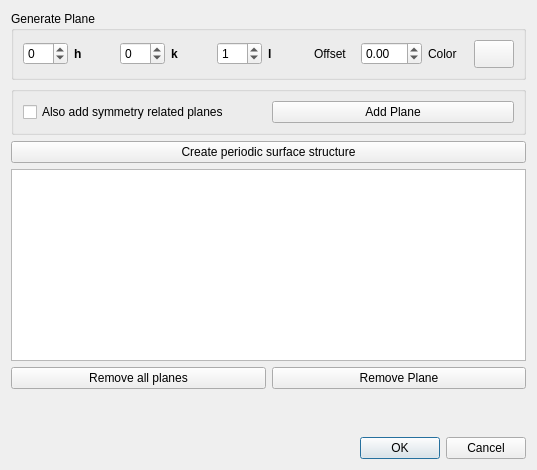
peterspackman/crystalexplorer, file src/dialogs/planegenerationdialog.ui: the form before one commit.
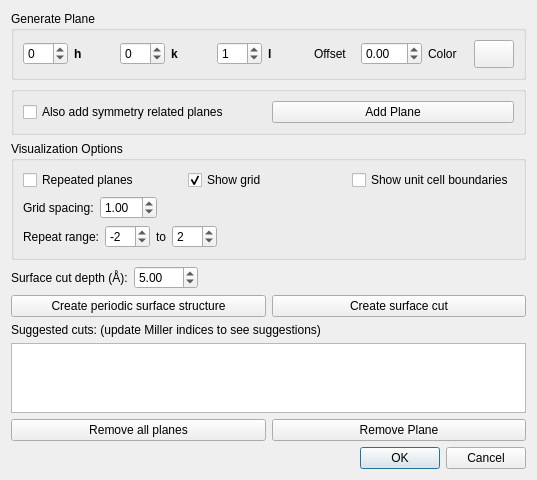
The form after the commit. Icons and pictures are not drawn.

Commit message: Implement crystal plane visualisation, slab structure etc.

What changed in the file:
```diff
--- a/src/dialogs/planegenerationdialog.ui
+++ b/src/dialogs/planegenerationdialog.ui
@@ -159,9 +159,214 @@
     </widget>
    </item>
    <item>
-    <widget class="QPushButton" name="createSurfaceStructureButton">
+    <widget class="QGroupBox" name="visualizationGroupBox">
+     <property name="title">
+      <string>Visualization Options</string>
+     </property>
+     <layout class="QVBoxLayout" name="verticalLayout_3">
+      <item>
+       <layout class="QHBoxLayout" name="horizontalLayout_4">
+        <item>
+         <widget class="QCheckBox" name="infinitePlaneCheckBox">
+          <property name="text">
+           <string>Repeated planes</string>
+          </property>
+          <property name="checked">
+           <bool>false</bool>
+          </property>
+         </widget>
+        </item>
+        <item>
+         <widget class="QCheckBox" name="showGridCheckBox">
+          <property name="text">
+           <string>Show grid</string>
+          </property>
+          <property name="checked">
+           <bool>true</bool>
+          </property>
+         </widget>
+        </item>
+        <item>
+         <widget class="QCheckBox" name="showUnitCellIntersectionCheckBox">
+          <property name="text">
+           <string>Show unit cell boundaries</string>
+          </property>
+          <property name="checked">
+           <bool>false</bool>
+          </property>
+         </widget>
+        </item>
+       </layout>
+      </item>
+      <item>
+       <layout class="QHBoxLayout" name="horizontalLayout_5">
+        <item>
+         <widget class="QLabel" name="gridSpacingLabel">
+          <property name="text">
+           <string>Grid spacing:</string>
+          </property>
+         </widget>
+        </item>
+        <item>
+         <widget class="QDoubleSpinBox" name="gridSpacingSpinBox">
+          <property name="minimum">
+           <double>0.100000000000000</double>
+          </property>
+          <property name="maximum">
+           <double>10.000000000000000</double>
+          </property>
+          <property name="singleStep">
+           <double>0.100000000000000</double>
+          </property>
+          <property name="value">
+           <double>1.000000000000000</double>
+          </property>
+         </widget>
+        </item>
+        <item>
+         <spacer name="horizontalSpacer">
+          <property name="orientation">
+           <enum>Qt::Horizontal</enum>
+          </property>
+          <property name="sizeHint" stdset="0">
+           <size>
+            <width>40</width>
+            <height>20</height>
+           </size>
+          </property>
+         </spacer>
+        </item>
+       </layout>
+      </item>
+      <item>
+       <layout class="QHBoxLayout" name="horizontalLayout_6">
+        <item>
+         <widget class="QLabel" name="repeatRangeLabel">
+          <property name="text">
+           <string>Repeat range:</string>
+          </property>
+         </widget>
+        </item>
+        <item>
+         <widget class="QSpinBox" name="repeatRangeMinSpinBox">
+          <property name="minimum">
+           <number>-10</number>
+          </property>
+          <property name="maximum">
+           <number>10</number>
+          </property>
+          <property name="value">
+           <number>-2</number>
+          </property>
+         </widget>
+        </item>
+        <item>
+         <widget class="QLabel" name="toLabel">
+          <property name="text">
+           <string>to</string>
+          </property>
+         </widget>
+        </item>
+        <item>
+         <widget class="QSpinBox" name="repeatRangeMaxSpinBox">
+          <property name="minimum">
+           <number>-10</number>
+          </property>
+          <property name="maximum">
+           <number>10</number>
+          </property>
+          <property name="value">
+           <number>2</number>
+          </property>
+         </widget>
+        </item>
+        <item>
+         <spacer name="horizontalSpacer_2">
+          <property name="orientation">
+           <enum>Qt::Horizontal</enum>
+          </property>
+          <property name="sizeHint" stdset="0">
+           <size>
+            <width>40</width>
+            <height>20</height>
+           </size>
+          </property>
+         </spacer>
+        </item>
+       </layout>
+      </item>
+     </layout>
+    </widget>
+   </item>
+   <item>
+    <layout class="QVBoxLayout" name="verticalLayout_4">
+     <item>
+      <layout class="QHBoxLayout" name="horizontalLayout_8">
+       <item>
+        <widget class="QLabel" name="surfaceCutDepthLabel">
+         <property name="text">
+          <string>Surface cut depth (Å):</string>
+         </property>
+        </widget>
+       </item>
+       <item>
+        <widget class="QDoubleSpinBox" name="surfaceCutDepthSpinBox">
+         <property name="minimum">
+          <double>0.000000000000000</double>
+         </property>
+         <property name="maximum">
+          <double>100.000000000000000</double>
+         </property>
+         <property name="singleStep">
+          <double>1.000000000000000</double>
+         </property>
+         <property name="value">
+          <double>5.000000000000000</double>
+         </property>
+        </widget>
+       </item>
+       <item>
+        <spacer name="horizontalSpacer_3">
+         <property name="orientation">
+          <enum>Qt::Horizontal</enum>
+         </property>
+         <property name="sizeHint" stdset="0">
+          <size>
+           <width>40</width>
+           <height>20</height>
+          </size>
+         </property>
+        </spacer>
+       </item>
+      </layout>
+     </item>
+     <item>
+      <layout class="QHBoxLayout" name="horizontalLayout_7">
+       <item>
+        <widget class="QPushButton" name="createSurfaceStructureButton">
+         <property name="text">
+          <string>Create periodic surface structure</string>
+         </property>
+        </widget>
+       </item>
+       <item>
+        <widget class="QPushButton" name="createSurfaceCutButton">
+         <property name="text">
+          <string>Create surface cut</string>
+         </property>
+        </widget>
+       </item>
+      </layout>
+     </item>
+    </layout>
+   </item>
+   <item>
+    <widget class="QLabel" name="suggestedCutsLabel">
      <property name="text">
-      <string>Create periodic surface structure</string>
+      <string>Suggested cuts: (update Miller indices to see suggestions)</string>
+     </property>
+     <property name="wordWrap">
+      <bool>true</bool>
      </property>
     </widget>
    </item>
```
The commit also changes 64 other files.
